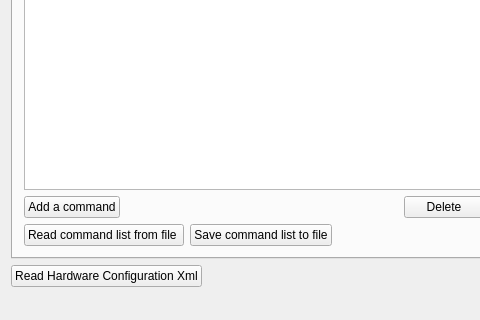
Above: gui/mainwindow.ui from jrueb/Burn-InSetupControlSoftware before the change; both pictures show x 0 to 480 and y 450 to 770 of the 786 by 770 pixel window. Below: the same form after it.
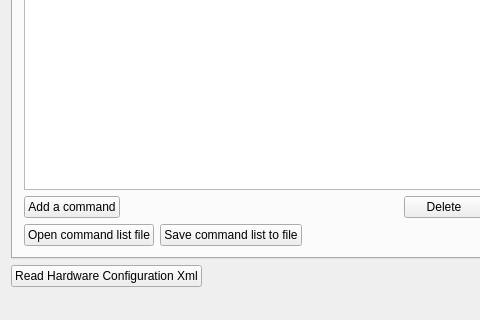
That is the form after the change.

Commit message: Add command list open functionality

Diff of the .ui file:
```diff
--- a/gui/mainwindow.ui
+++ b/gui/mainwindow.ui
@@ -143,7 +143,7 @@
           <item>
            <widget class="QPushButton" name="read_list_button">
             <property name="text">
-             <string>Read command list from file </string>
+             <string>Open command list file</string>
             </property>
            </widget>
           </item>
```
Left out of the diff: 2 changed lines with no effect on the pictures. The commit also changes 6 other files.
